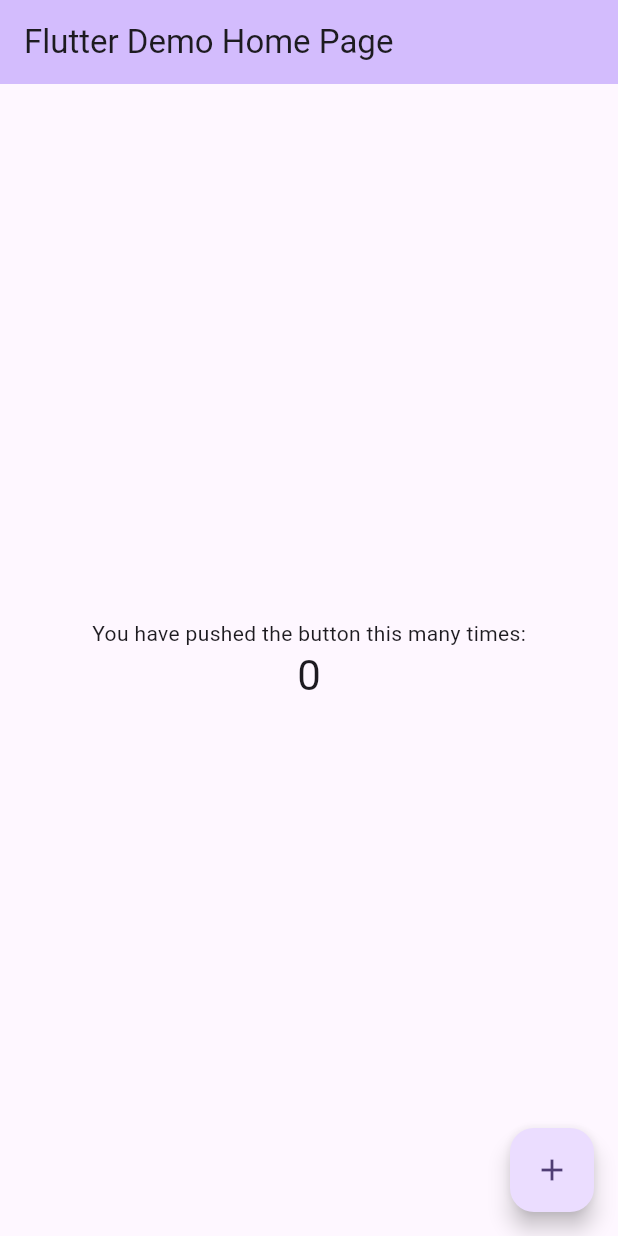
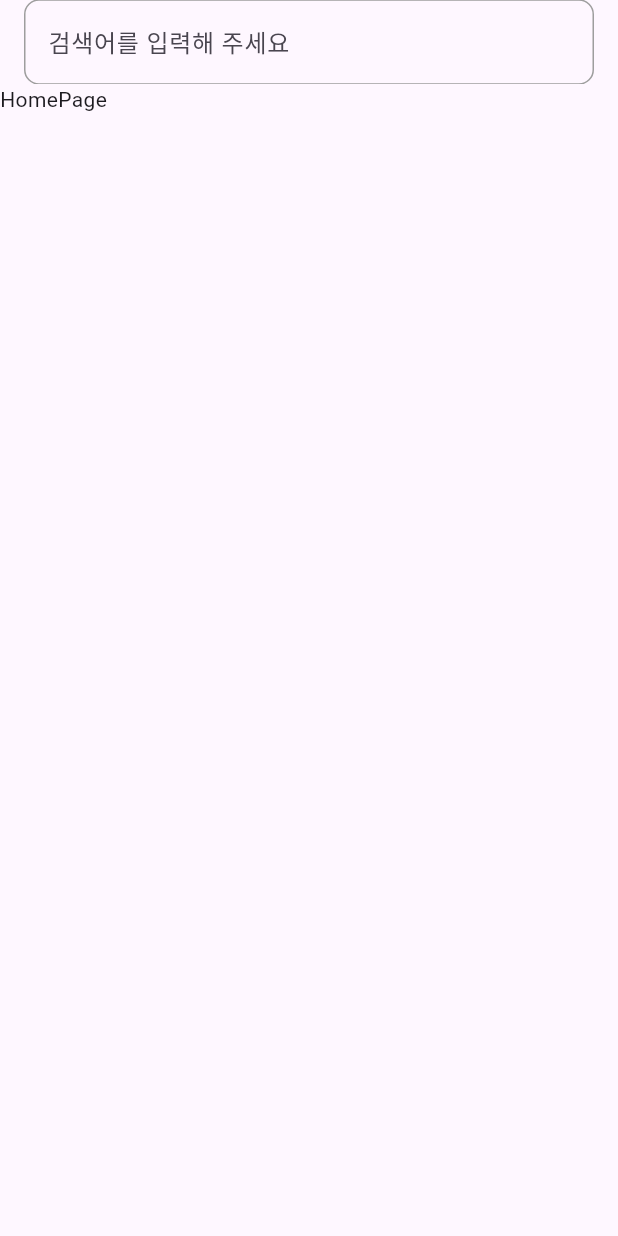
Before and after one commit to idikim/flutter_local_search_app, a Flutter app: the screen it shows after launch, on a phone screen of 412 x 824 dp. Run offline on Flutter 3.47's test engine with Material 3 defaults, Android fonts, the phone set to English and light mode, and no system bars; our stand-ins replace flutter_riverpod.

Commit message:
feat: homepage 검색창 구현

```diff
--- a/lib/main.dart
+++ b/lib/main.dart
@@ -1,125 +1,18 @@
 import 'package:flutter/material.dart';
+import 'package:flutter_local_search_app/ui/pages/home/home_page.dart';
+import 'package:flutter_riverpod/flutter_riverpod.dart';
 
 void main() {
-  runApp(const MyApp());
+  runApp(const ProviderScope(child: MyApp()));
 }
 
 class MyApp extends StatelessWidget {
   const MyApp({super.key});
 
-  // This widget is the root of your application.
   @override
   Widget build(BuildContext context) {
     return MaterialApp(
-      title: 'Flutter Demo',
-      theme: ThemeData(
-        // This is the theme of your application.
-        //
-        // TRY THIS: Try running your application with "flutter run". You'll see
-        // the application has a purple toolbar. Then, without quitting the app,
-        // try changing the seedColor in the colorScheme below to Colors.green
-        // and then invoke "hot reload" (save your changes or press the "hot
-        // reload" button in a Flutter-supported IDE, or press "r" if you used
-        // the command line to start the app).
-        //
-        // Notice that the counter didn't reset back to zero; the application
-        // state is not lost during the reload. To reset the state, use hot
-        // restart instead.
-        //
-        // This works for code too, not just values: Most code changes can be
-        // tested with just a hot reload.
-        colorScheme: ColorScheme.fromSeed(seedColor: Colors.deepPurple),
-        useMaterial3: true,
-      ),
-      home: const MyHomePage(title: 'Flutter Demo Home Page'),
+      home: HomePage(),
     );
   }
 }
-
-class MyHomePage extends StatefulWidget {
-  const MyHomePage({super.key, required this.title});
-
-  // This widget is the home page of your application. It is stateful, meaning
-  // that it has a State object (defined below) that contains fields that affect
-  // how it looks.
-
-  // This class is the configuration for the state. It holds the values (in this
-  // case the title) provided by the parent (in this case the App widget) and
-  // used by the build method of the State. Fields in a Widget subclass are
-  // always marked "final".
-
-  final String title;
-
-  @override
-  State<MyHomePage> createState() => _MyHomePageState();
-}
-
-class _MyHomePageState extends State<MyHomePage> {
-  int _counter = 0;
-
-  void _incrementCounter() {
-    setState(() {
-      // This call to setState tells the Flutter framework that something has
-      // changed in this State, which causes it to rerun the build method below
-      // so that the display can reflect the updated values. If we changed
-      // _counter without calling setState(), then the build method would not be
-      // called again, and so nothing would appear to happen.
-      _counter++;
-    });
-  }
-
-  @override
-  Widget build(BuildContext context) {
-    // This method is rerun every time setState is called, for instance as done
-    // by the _incrementCounter method above.
-    //
-    // The Flutter framework has been optimized to make rerunning build methods
-    // fast, so that you can just rebuild anything that needs updating rather
-    // than having to individually change instances of widgets.
-    return Scaffold(
-      appBar: AppBar(
-        // TRY THIS: Try changing the color here to a specific color (to
-        // Colors.amber, perhaps?) and trigger a hot reload to see the AppBar
-        // change color while the other colors stay the same.
-        backgroundColor: Theme.of(context).colorScheme.inversePrimary,
-        // Here we take the value from the MyHomePage object that was created by
-        // the App.build method, and use it to set our appbar title.
-        title: Text(widget.title),
-      ),
-      body: Center(
-        // Center is a layout widget. It takes a single child and positions it
-        // in the middle of the parent.
-        child: Column(
-          // Column is also a layout widget. It takes a list of children and
-          // arranges them vertically. By default, it sizes itself to fit its
-          // children horizontally, and tries to be as tall as its parent.
-          //
-          // Column has various properties to control how it sizes itself and
-          // how it positions its children. Here we use mainAxisAlignment to
-          // center the children vertically; the main axis here is the vertical
-          // axis because Columns are vertical (the cross axis would be
-          // horizontal).
-          //
-          // TRY THIS: Invoke "debug painting" (choose the "Toggle Debug Paint"
-          // action in the IDE, or press "p" in the console), to see the
-          // wireframe for each widget.
-          mainAxisAlignment: MainAxisAlignment.center,
-          children: <Widget>[
-            const Text(
-              'You have pushed the button this many times:',
-            ),
-            Text(
-              '$_counter',
-              style: Theme.of(context).textTheme.headlineMedium,
-            ),
-          ],
-        ),
-      ),
-      floatingActionButton: FloatingActionButton(
-        onPressed: _incrementCounter,
-        tooltip: 'Increment',
-        child: const Icon(Icons.add),
-      ), // This trailing comma makes auto-formatting nicer for build methods.
-    );
-  }
-}
--- /dev/null
+++ b/lib/ui/pages/detail/detail_page.dart
@@ -0,0 +1,11 @@
+import 'package:flutter/material.dart';
+
+class DetailPage extends StatelessWidget {
+  @override
+  Widget build(BuildContext context) {
+    return Scaffold(
+      appBar: AppBar(),
+      body: Text('DetailPage'),
+    );
+  }
+}
--- /dev/null
+++ b/lib/ui/pages/home/home_page.dart
@@ -0,0 +1,67 @@
+import 'package:flutter/material.dart';
+
+class HomePage extends StatefulWidget {
+  @override
+  State<HomePage> createState() => _HomePageState();
+}
+
+class _HomePageState extends State<HomePage> {
+  TextEditingController textEditingController = TextEditingController();
+
+  void search(String text) {
+    print("search");
+  }
+
+  @override
+  void dispose() {
+    // 4. TextEditingController 는 반드시 사용 다하면 dispose를 호출해줘야 메모리에서 제거됨!
+    // 소거해주려면 StatefulWidget 사용!
+    textEditingController.dispose();
+    super.dispose();
+  }
+
+  @override
+  Widget build(BuildContext context) {
+    return GestureDetector(
+      onTap: () {
+        // 3. UX 고려하기
+        // 현재 위젯(HomePage)에서 포커스를 가지고 있는 위젯이 있으면 포커스 해제해줌
+        // TextField
+        FocusScope.of(context).unfocus();
+      },
+      child: Scaffold(
+        appBar: AppBar(
+          // 1. TextField 구현
+          title: TextField(
+            maxLines: 1,
+            // TextField의 값을 검색 아이콘 터치했을때에도 사용할거라 사용!
+            controller: textEditingController,
+            onSubmitted: search,
+            // 2. TextStyle 꾸미기
+            decoration: InputDecoration(
+              hintText: '검색어를 입력해 주세요',
+              border: MaterialStateOutlineInputBorder.resolveWith(
+                (states) {
+                  // MaterialStateOutlineInputBorder.resolveWith를 사용하면
+                  // TextField의 값이 바뀔때마다 WidgetState enum 값을 전달해서 이 함수 실행!
+                  // print(states);
+                  if (states.contains(WidgetState.focused)) {
+                    return OutlineInputBorder(
+                      borderRadius: BorderRadius.circular(10),
+                      borderSide: BorderSide(color: Colors.black),
+                    );
+                  }
+                  return OutlineInputBorder(
+                    borderRadius: BorderRadius.circular(10),
+                    borderSide: BorderSide(color: Colors.grey),
+                  );
+                },
+              ),
+            ),
+          ),
+        ),
+        body: Text('HomePage'),
+      ),
+    );
+  }
+}
--- a/pubspec.yaml
+++ b/pubspec.yaml
@@ -35,6 +35,7 @@ dependencies:
   # The following adds the Cupertino Icons font to your application.
   # Use with the CupertinoIcons class for iOS style icons.
   cupertino_icons: ^1.0.8
+  flutter_riverpod: ^2.6.1
 
 dev_dependencies:
   flutter_test:
```
Also changed, not shown: lib/ui/pages/detail/detail_view_model.dart (added), lib/ui/pages/home/home_view_model.dart (added), pubspec.lock.
